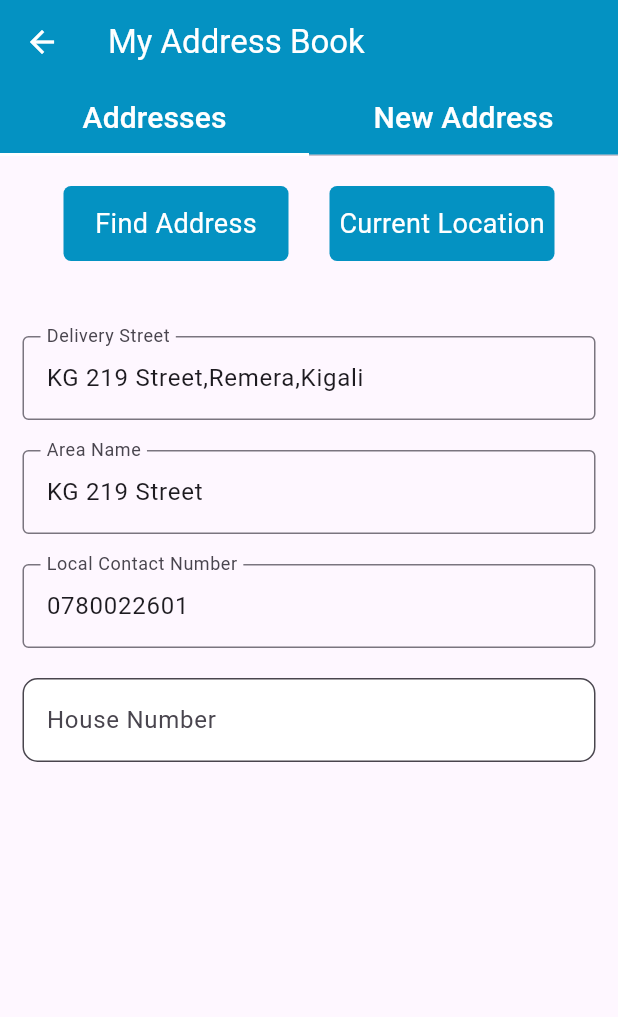
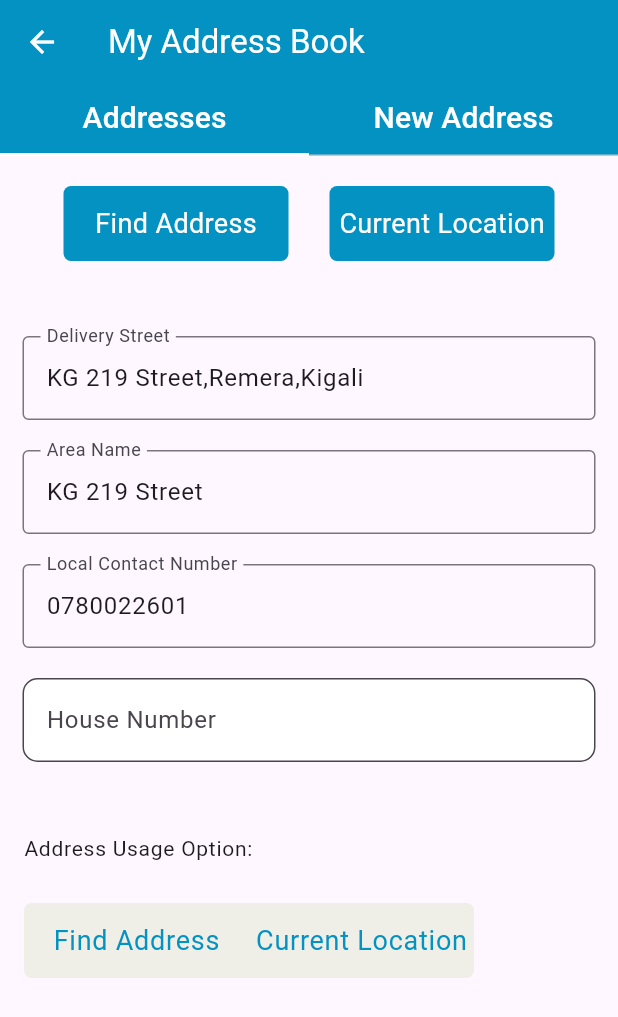
Before and after one commit to rosinekaranganwa/health-hub, a Flutter app: the screen it shows after launch, on a phone screen of 412 x 824 dp. Shown: the top 1017 px of the screen. Run offline on Flutter 3.47's test engine with Material 2 defaults, Android fonts, the light colour scheme and no system bars; our stand-ins replace fl_chart.

Commit message:
adding container

```diff
--- a/lib/screen/widget/address_book.dart
+++ b/lib/screen/widget/address_book.dart
@@ -8,6 +8,8 @@ class AddressBook extends StatefulWidget {
 }
 
 class _AddressBookState extends State<AddressBook> {
+  bool isSelected1 = false;
+  bool isSelected2 = false;
   @override
   Widget build(BuildContext context) {
     return DefaultTabController(
@@ -123,6 +125,74 @@ class _AddressBookState extends State<AddressBook> {
                   ),
                 ),
               ),
+              SizedBox(height: 30,),
+              ListTile(
+                title: Text("Address Usage Option:",style: TextStyle(fontSize: 14),),
+              ),
+              ListTile(
+                title: Row(
+                  mainAxisAlignment: MainAxisAlignment.start,
+                  crossAxisAlignment: CrossAxisAlignment.center,
+                  children: [
+                    GestureDetector(
+                      onTap: () {
+                        setState(() {
+                          isSelected1 = true;
+                          isSelected2 = false;
+                        });
+                      },
+                      child: Container(
+                        width: 150,
+                        height: 50,
+                        decoration: BoxDecoration(
+                          color: isSelected1 ? Colors.blue :  Color(0xFFF0EFE7),
+                          borderRadius: BorderRadius.only(
+                            topLeft: Radius.circular(5),
+                            bottomLeft: Radius.circular(5),
+                          ),
+                        ),
+                        child: Center(
+                          child: Text(
+                            "Find Address",
+                            style: TextStyle(
+                              color: isSelected1 ? Colors.white : Color(0xFF0492C2),
+                              fontSize: 18,
+                            ),
+                          ),
+                        ),
+                      ),
+                    ),
+                    GestureDetector(
+                      onTap: () {
+                        setState(() {
+                          isSelected1 = false;
+                          isSelected2 = true;
+                        });
+                      },
+                      child: Container(
+                        width: 150,
+                        height: 50,
+                        decoration: BoxDecoration(
+                          color: isSelected2 ? Colors.blue : Color(0xFFF0EFE7),
+                          borderRadius: BorderRadius.only(
+                            topRight: Radius.circular(5),
+                            bottomRight: Radius.circular(5),
+                          ),
+                        ),
+                        child: Center(
+                          child: Text(
+                            "Current Location",
+                            style: TextStyle(
+                              color: isSelected2 ? Colors.white : Color(0xFF0492C2),
+                              fontSize: 18,
+                            ),
+                          ),
+                        ),
+                      ),
+                    ),
+                  ],
+                ),
+              ),
 
             ],
           ),
```
